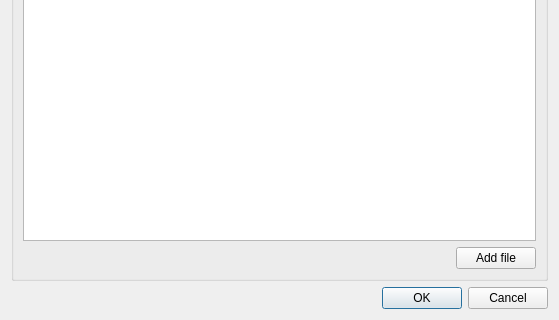
Old version of the form ui/event_ud_arc_rehabit.ui in the repository Giswater/giswater_qgis_plugin; both pictures show x 0 to 559 and y 424 to 744 of the 559 by 744 pixel window.
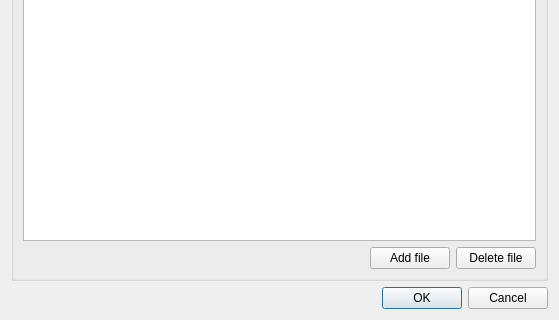
New version of the form.

```diff
--- a/ui/event_ud_arc_rehabit.ui
+++ b/ui/event_ud_arc_rehabit.ui
@@ -478,6 +478,13 @@
           </property>
          </widget>
         </item>
+        <item>
+         <widget class="QPushButton" name="btn_delete">
+          <property name="text">
+           <string>Delete file</string>
+          </property>
+         </widget>
+        </item>
        </layout>
       </item>
      </layout>
```
